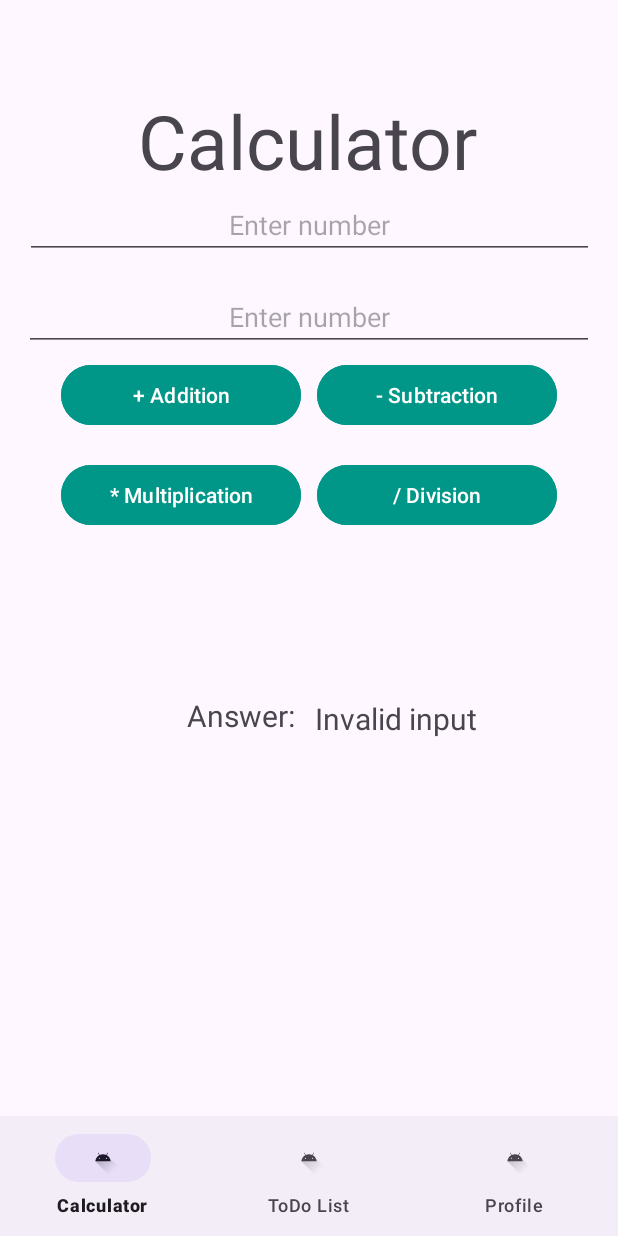
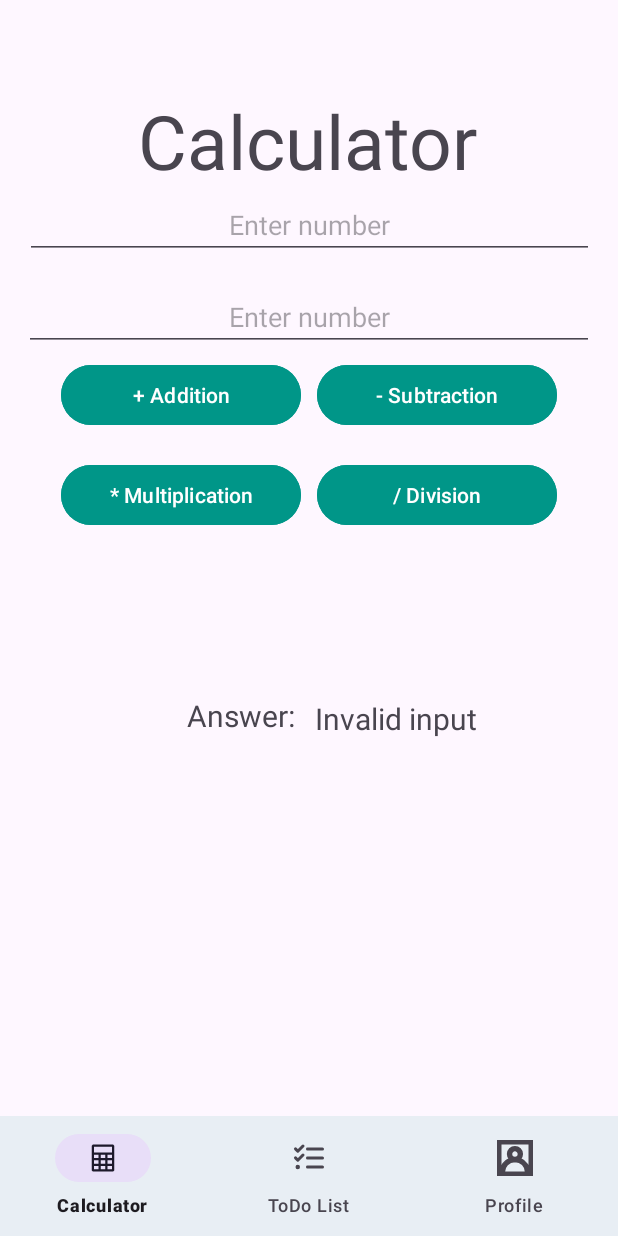
Before and after one commit to Scyn4pse/Canque_Ch_130FRI_AND, an Android app: the screen it shows after launch (MainActivity), after a tap on "+ Addition", on a phone screen of 412 x 824 dp. Run offline under Robolectric (Android 15) with nearby library versions, the phone set to English and light mode, and no system bars.

Commit message:
0920_Menu Commit

```diff
--- /dev/null
+++ b/app/src/main/res/drawable/ic_calculator.xml
@@ -0,0 +1,10 @@
+<vector xmlns:android="http://schemas.android.com/apk/res/android"
+    android:width="20dp"
+    android:height="20dp"
+    android:viewportWidth="24"
+    android:viewportHeight="24">
+  <path
+      android:pathData="M5.25,3L4.5,3.75V20.25L5.25,21H9H10.5H13.5H15H18.75L19.5,20.25V3.75L18.75,3H5.25ZM15,19.5H18V17.25H15V19.5ZM15,15.75H18V13.5H15V15.75ZM13.5,13.5L13.5,15.75H10.5L10.5,13.5H13.5ZM15,12H18V9.75H15V12ZM13.5,9.75V12H10.5V9.75H13.5ZM13.5,17.25V19.5H10.5V17.25H13.5ZM9,19.5V17.25H6V19.5H9ZM9,15.75L9,13.5H6V15.75H9ZM9,12V9.75H6V12H9ZM6,8.25V4.5H18V8.25H6Z"
+      android:fillColor="#ffffff"
+      android:fillType="evenOdd"/>
+</vector>
--- /dev/null
+++ b/app/src/main/res/drawable/ic_profile.xml
@@ -0,0 +1,5 @@
+<vector xmlns:android="http://schemas.android.com/apk/res/android" android:height="20dp" android:viewportHeight="20" android:viewportWidth="20" android:width="20dp">
+
+    <path android:fillColor="#ffffff" android:fillType="evenOdd" android:pathData="M18,18L17.963,18C18.115,15.097 16.291,11.769 12.995,10.422C13.594,9.723 13.969,8.813 13.969,7.821C13.969,5.611 12.178,3.814 9.969,3.814C7.76,3.814 5.969,5.602 5.969,7.811C5.969,8.804 6.351,9.699 6.95,10.398C4.133,11.548 2,14.252 2,17.449L2,2L18,2L18,18ZM7.969,7.808C7.969,6.705 8.866,5.808 9.969,5.808C11.072,5.808 11.969,6.705 11.969,7.808C11.969,8.896 11.094,9.781 10.011,9.804C9.997,9.804 9.983,9.802 9.969,9.802C9.954,9.802 9.941,9.804 9.926,9.804C8.844,9.781 7.969,8.896 7.969,7.808L7.969,7.808ZM15.963,18L3.975,18C3.974,18 3.969,17.885 3.969,17.844C3.969,14.683 6.463,11.87 10.011,11.81C13.3,11.833 15.969,14.55 15.969,17.844C15.969,17.885 15.964,18 15.963,18L15.963,18ZM0,20L20,20L20,0L0,0L0,20Z" android:strokeColor="#ffffff" android:strokeWidth="1"/>
+
+</vector>
--- /dev/null
+++ b/app/src/main/res/drawable/ic_todolist.xml
@@ -0,0 +1,13 @@
+<vector xmlns:android="http://schemas.android.com/apk/res/android"
+    android:width="20dp"
+    android:height="20dp"
+    android:viewportWidth="24"
+    android:viewportHeight="24">
+  <path
+      android:pathData="M11,6L21,6.001M11,12L21,12.001M11,18L21,18.001M3,11.944L4.538,13.5L8,10M3,5.944L4.538,7.5L8,4M4.5,18H4.51M5,18C5,18.276 4.776,18.5 4.5,18.5C4.224,18.5 4,18.276 4,18C4,17.724 4.224,17.5 4.5,17.5C4.776,17.5 5,17.724 5,18Z"
+      android:strokeLineJoin="round"
+      android:strokeWidth="2"
+      android:fillColor="#00000000"
+      android:strokeColor="#ffffff"
+      android:strokeLineCap="round"/>
+</vector>
--- a/app/src/main/res/layout/activity_main.xml
+++ b/app/src/main/res/layout/activity_main.xml
@@ -20,6 +20,7 @@
         android:id="@+id/bottom_navigation"
         android:layout_width="0dp"
         android:layout_height="wrap_content"
+        android:background="?android:attr/windowBackground"
         app:layout_constraintBottom_toBottomOf="parent"
         app:layout_constraintStart_toStartOf="parent"
         app:layout_constraintEnd_toEndOf="parent"
--- a/app/src/main/res/layout/fragment_calculator.xml
+++ b/app/src/main/res/layout/fragment_calculator.xml
@@ -119,7 +119,7 @@
         android:id="@+id/textViewResult"
         android:layout_width="wrap_content"
         android:layout_height="wrap_content"
-        android:hint="Answer:"
+        android:hint=""
         android:textSize="20sp"
         app:layout_constraintBottom_toBottomOf="parent"
         app:layout_constraintEnd_toEndOf="parent"
--- a/app/src/main/res/menu/bottom_nav_menu.xml
+++ b/app/src/main/res/menu/bottom_nav_menu.xml
@@ -5,18 +5,18 @@
     <item
         android:id="@+id/nav_calculator"
         android:title="Calculator"
-        android:icon="@drawable/ic_launcher_foreground"
+        android:icon="@drawable/ic_calculator"
         app:showAsAction="ifRoom" />
 
     <item
         android:id="@+id/nav_todolist"
         android:title="ToDo List"
-        android:icon="@drawable/ic_launcher_foreground"
+        android:icon="@drawable/ic_todolist"
         app:showAsAction="ifRoom" />
 
     <item
         android:id="@+id/nav_profile"
         android:title="Profile"
-        android:icon="@drawable/ic_launcher_foreground"
+        android:icon="@drawable/ic_profile"
         app:showAsAction="ifRoom" />
 </menu>
```
